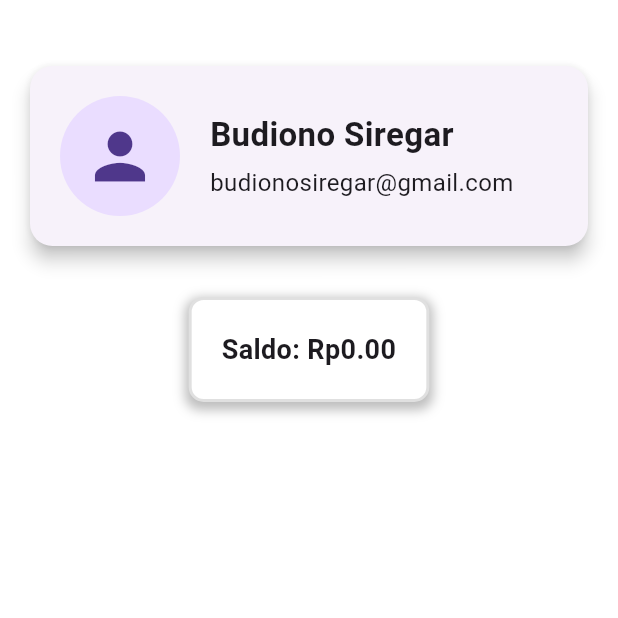
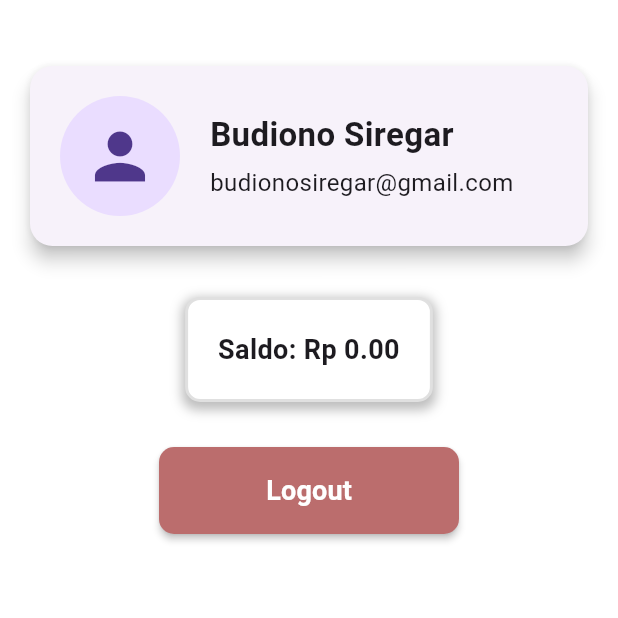
Before and after one commit to Alirzq/Car_wallet, a Flutter app: the AccountPage screen opened directly, on a phone screen of 412 x 824 dp, the top half of it. Run offline on Flutter 3.47's test engine with Material 3 defaults, Android fonts, the phone set to English and light mode, and no system bars; our stand-ins replace carousel_slider, flashy_tab_bar2, get.

Commit message:
Mengubah design pada welcome dan menambahkan fitur logout

```diff
--- a/lib/binding/app_binding.dart
+++ b/lib/binding/app_binding.dart
@@ -5,6 +5,5 @@ class AppBinding extends Bindings {
   @override
   void dependencies() {
     Get.lazyPut<WalletController>(() => WalletController(), fenix: true);
-    // Tambahkan controller lain yang perlu di-binding di sini
   }
 }
--- a/lib/controllers/wallet_controller.dart
+++ b/lib/controllers/wallet_controller.dart
@@ -25,7 +25,6 @@ class WalletController extends GetxController {
         'date': DateTime.now(),
       });
     } else {
-      // Jika saldo tidak mencukupi, tampilkan notifikasi
       _showInsufficientBalanceDialog();
     }
   }
--- a/lib/screens/account_page.dart
+++ b/lib/screens/account_page.dart
@@ -1,6 +1,7 @@
 import 'package:flutter/material.dart';
 import 'package:get/get.dart';
 import '../controllers/wallet_controller.dart';
+import '../screens/welcome_page.dart';
 
 class AccountPage extends StatelessWidget {
   final WalletController walletController = Get.find();
@@ -8,13 +9,12 @@ class AccountPage extends StatelessWidget {
   @override
   Widget build(BuildContext context) {
     return Scaffold(
-      backgroundColor: Colors.white, // Background menjadi putih
+      backgroundColor: Colors.white,
       body: Padding(
-        padding: const EdgeInsets.symmetric(horizontal: 16.0, vertical: 40.0), // Padding atas ditambahkan
+        padding: const EdgeInsets.symmetric(horizontal: 16.0, vertical: 40.0),
         child: Column(
           crossAxisAlignment: CrossAxisAlignment.center,
           children: [
-            // Card untuk informasi Profil
             Card(
               elevation: 5,
               shape: RoundedRectangleBorder(
@@ -52,7 +52,6 @@ class AccountPage extends StatelessWidget {
             ),
             SizedBox(height: 30),
 
-            // Saldo Container with Border
             Container(
               padding: EdgeInsets.all(20),
               decoration: BoxDecoration(
@@ -72,7 +71,7 @@ class AccountPage extends StatelessWidget {
                 ],
               ),
               child: Obx(() => Text(
-                    'Saldo: Rp${walletController.balance.value.toStringAsFixed(2)}',
+                    'Saldo: Rp ${walletController.balance.value.toStringAsFixed(2).replaceAllMapped(RegExp(r'\B(?=(\d{3})+(?!\d))'), (match) => ',')}',
                     style: TextStyle(
                       fontSize: 18,
                       fontWeight: FontWeight.bold,
@@ -80,7 +79,30 @@ class AccountPage extends StatelessWidget {
                     textAlign: TextAlign.center,
                   )),
             ),
-            SizedBox(height: 30),
+            SizedBox(height: 30, width: 200),
+            ElevatedButton(
+              onPressed: () {
+                // Navigasi ke WelcomePage
+                Get.offAll(() => WelcomePage());
+              },
+              style: ElevatedButton.styleFrom(
+                backgroundColor: Color.fromARGB(255, 187, 109, 109),  // Warna background merah
+                padding: const EdgeInsets.symmetric(horizontal: 40.0, vertical: 16.0),  // Padding horizontal ditingkatkan untuk lebar tambahan
+                shape: RoundedRectangleBorder(
+                  borderRadius: BorderRadius.circular(10.0),  // Border radius 10
+                ),
+                minimumSize: const Size(200, 50),  // Lebar minimum ditingkatkan menjadi 200
+                elevation: 2,  // Memberikan efek bayangan
+              ),
+              child: const Text(
+                'Logout',
+                style: TextStyle(
+                  color: Color.fromARGB(255, 255, 255, 255),  // Warna teks putih
+                  fontSize: 18,
+                  fontWeight: FontWeight.bold,
+                ),
+              ),
+            ),
           ],
         ),
       ),
--- a/lib/screens/welcome_page.dart
+++ b/lib/screens/welcome_page.dart
@@ -26,7 +26,7 @@ class WelcomePage extends StatelessWidget {
                 children: [
                   TextSpan(text: 'Selamat datang di '),
                   TextSpan(
-                    text: 'E-Wallet App',
+                    text: 'Car-Wallet App',
                     style: TextStyle(fontWeight: FontWeight.bold),
                   ),
                 ],
@@ -40,7 +40,7 @@ class WelcomePage extends StatelessWidget {
                 child: ElevatedButton(
                   onPressed: () => Get.off(() => HomePage()),
                   style: ElevatedButton.styleFrom(
-                    backgroundColor: Color.fromARGB(0, 0, 0, 0),
+                    backgroundColor: Color.fromARGB(0, 255, 14, 14),
                     padding: const EdgeInsets.symmetric(vertical: 16.0),
                     shape: RoundedRectangleBorder(
                       borderRadius: BorderRadius.circular(10.0),
@@ -50,7 +50,7 @@ class WelcomePage extends StatelessWidget {
                   child: const Text(
                     'Welcome',
                     style: TextStyle(
-                      color: Color.fromARGB(255, 255, 255, 255),
+                      color: Color.fromARGB(255, 0, 0, 0),
                       fontSize: 18,
                       fontWeight: FontWeight.bold,
                     ),
--- a/lib/widgets/transaction_list.dart
+++ b/lib/widgets/transaction_list.dart
@@ -20,7 +20,7 @@ class TransactionList extends StatelessWidget {
             title: Text(transaction['label']),
             subtitle: Text(transaction['date'].toString().substring(0, 16)),
             trailing: Text(
-              '${transaction['isTopUp'] ? '+' : '-'}Rp${transaction['amount'].toStringAsFixed(2).replaceAllMapped(RegExp(r'\B(?=(\d{3})+(?!\d))'), (match) => ',')}',
+              '${transaction['isTopUp'] ? '+' : '-'}Rp${transaction['amount'].toStringAsFixed(2).replaceAllMapped(RegExp(r'\B(?=(\d{3})+(?!\d))'), (match) => '.')}',
               style: TextStyle(
                 color: transaction['isTopUp'] ? Colors.green : Colors.red,
               ),
```
Also changed, not shown: lib/screens/home_page.dart (+8 -8 lines).
